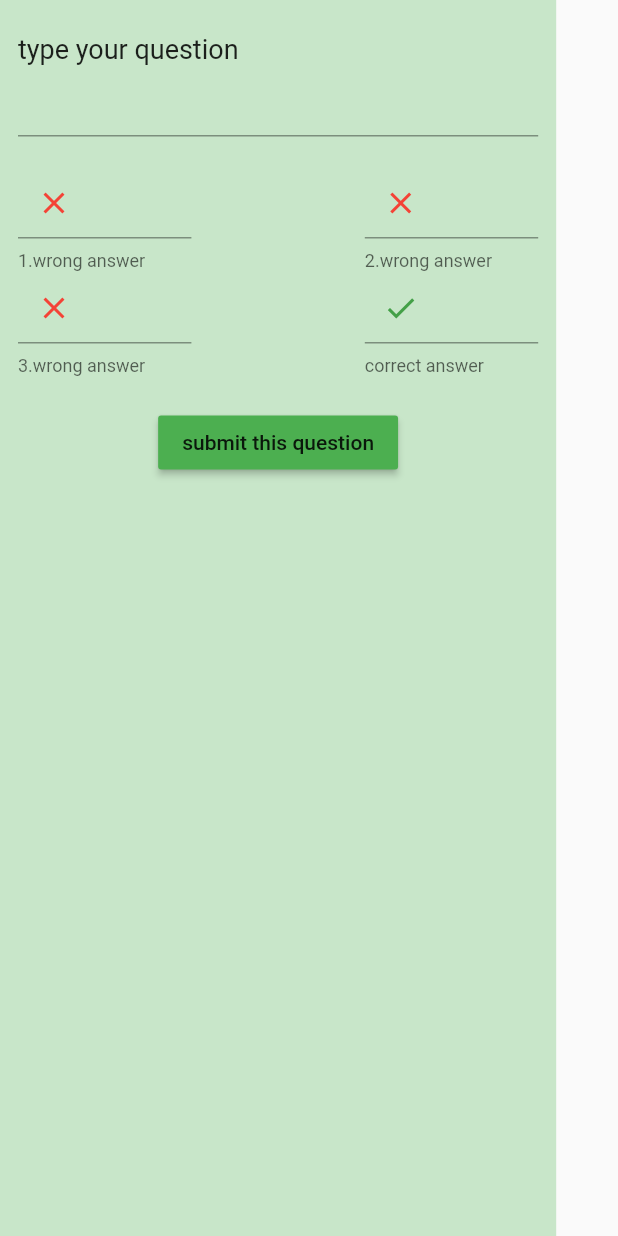
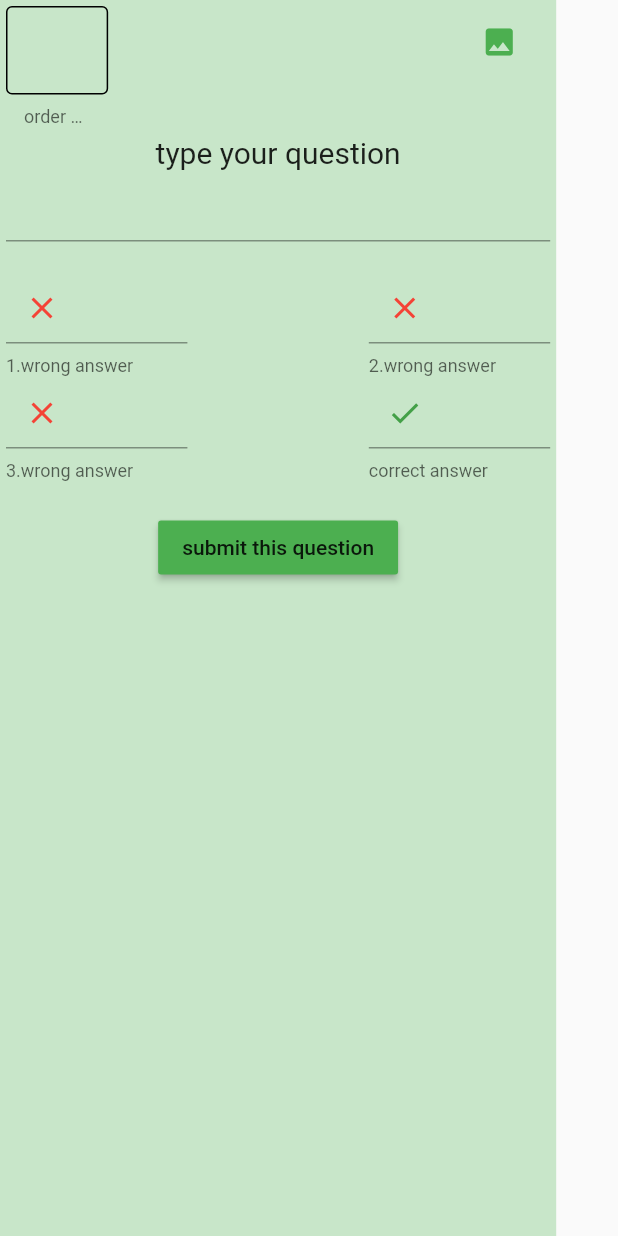
Before and after one commit to alifaraji64/exam_app_with_flutter_node, a Flutter app: the Question widget shown alone on an empty page, opened directly, on a phone screen of 412 x 824 dp. Run offline on Flutter 3.47's test engine with Material 2 defaults, Android fonts, the phone set to English and light mode, and no system bars; our stand-ins replace custom_navigation_bar, file_picker.

Commit message:
figuring out web3 storage and adding images to each question

```diff
--- a/lib/meta/widgets/question.dart
+++ b/lib/meta/widgets/question.dart
@@ -18,6 +18,7 @@ class _QuestionState extends State<Question> {
   final TextEditingController _correctAnswer = TextEditingController();
   final TextEditingController _idController = TextEditingController();
   QuestionModel? _question;
+  String? image;
 
   @override
   Widget build(BuildContext context) {
@@ -25,23 +26,70 @@ class _QuestionState extends State<Question> {
       _question != null
           ? Provider.of<CreateExamScreenViewModel>(context, listen: false)
               .deleteQuestion(_question!)
+          // ignore: avoid_print
           : print('wohooo');
     }
 
     return Container(
-      padding: const EdgeInsets.all(12),
+      padding: const EdgeInsets.all(4),
       width: MediaQuery.of(context).size.width * 0.9,
       color: Colors.green[100],
       child: Column(
         children: [
-          const SizedBox(height: 10),
           Row(
+            mainAxisAlignment: MainAxisAlignment.spaceBetween,
+            crossAxisAlignment: CrossAxisAlignment.start,
             children: [
-              //TextFormField(controller: _idController),
-              const Text('type your question',
-                  style: TextStyle(
-                    fontSize: 18,
-                  )),
+              Flexible(
+                child: TextFormField(
+                  controller: _idController,
+                  decoration: const InputDecoration(
+                    enabledBorder: OutlineInputBorder(
+                      borderSide: BorderSide(
+                        width: 1,
+                      ),
+                      gapPadding: 4,
+                    ),
+                    helperText: 'order no.',
+                  ),
+                ),
+                //flex: 1,
+              ),
+              SizedBox(width: MediaQuery.of(context).size.width * 0.55),
+              Flexible(
+                flex: 1,
+                child: MaterialButton(
+                    onPressed: () async {
+                      try {
+                        //print('xxxxxx' + image!);
+                        image = await Provider.of<CreateExamScreenViewModel>(
+                                context,
+                                listen: false)
+                            .pickImage();
+                        print('wowooo');
+                        print(image);
+                      } catch (e) {
+                        print(e);
+                      }
+                    },
+                    child: const Icon(
+                      Icons.image,
+                      color: Colors.green,
+                    )),
+              )
+            ],
+          ),
+          const SizedBox(height: 5),
+          Row(
+            mainAxisAlignment: MainAxisAlignment.spaceAround,
+            children: const [
+              Flexible(
+                child: Text('type your question',
+                    style: TextStyle(
+                      fontSize: 20,
+                    )),
+                flex: 4,
+              ),
             ],
           ),
           TextFormField(
--- a/pubspec.yaml
+++ b/pubspec.yaml
@@ -36,6 +36,7 @@ dependencies:
   # The following adds the Cupertino Icons font to your application.
   # Use with the CupertinoIcons class for iOS style icons.
   cupertino_icons: ^1.0.2
+  file_picker: ^4.6.1
 
 dev_dependencies:
   flutter_test:
```
Also changed, not shown: lib/core/services/exam.dart (added, +21 -0 lines), lib/core/view_models/create_exam_screen_view_model.dart (+12 -1 lines), pubspec.lock, 1 other file.
